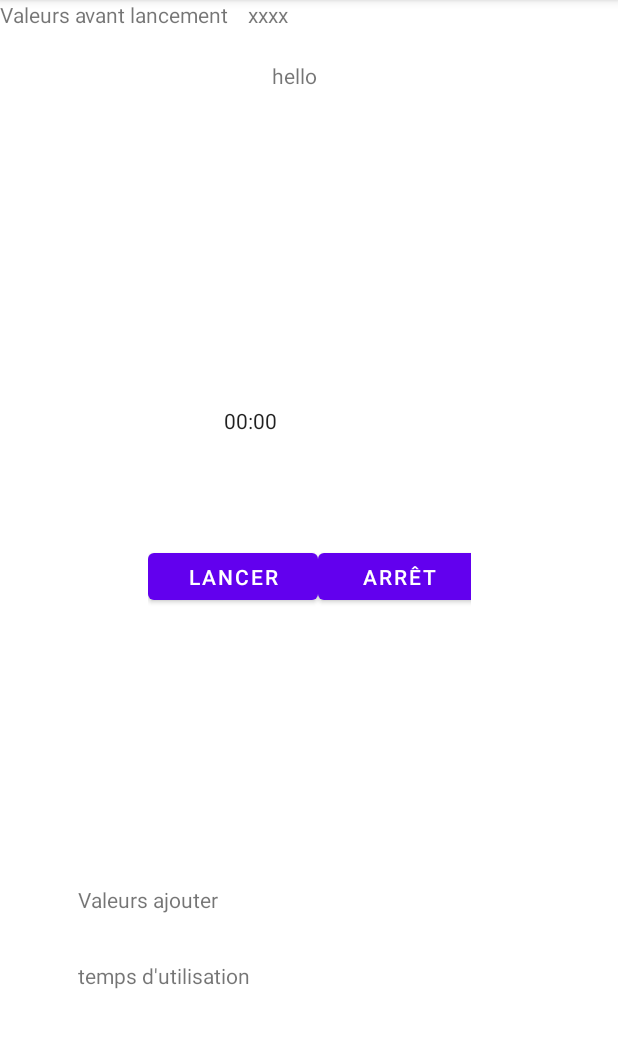
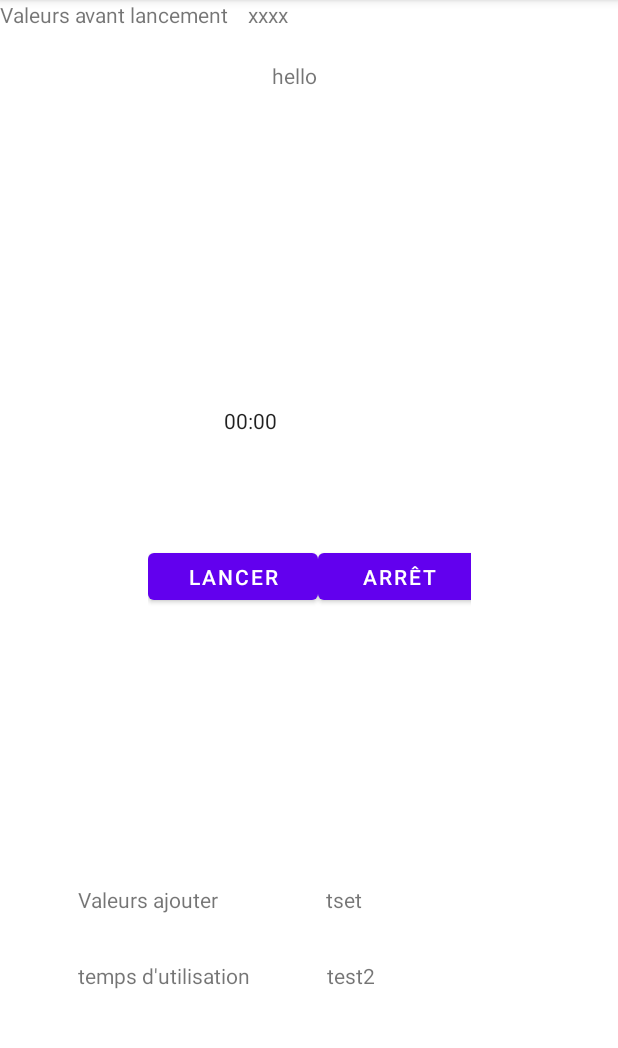
Before and after one commit to CBarneron/android_studio, an Android app: the screen it shows after launch (MainActivity), on a phone screen of 412 x 824 dp, the part 84-1132 px from its top. Run offline under Robolectric (Android 15) with nearby library versions, the phone set to English and light mode, and no system bars.

Commit message:
avancement 24/03 fin de journée 2

```diff
--- a/app/src/main/res/layout/activity_main.xml
+++ b/app/src/main/res/layout/activity_main.xml
@@ -61,7 +61,7 @@
         app:layout_constraintVertical_bias="0.054" />
 
     <LinearLayout
-        android:layout_width="284dp"
+        android:layout_width="268dp"
         android:layout_height="51dp"
         android:orientation="horizontal"
         tools:ignore="MissingConstraints"
@@ -77,7 +77,7 @@
 
         <TextView
             android:id="@+id/time0"
-            android:layout_width="113dp"
+            android:layout_width="125dp"
             android:layout_height="match_parent"
             android:text="xxxx" />
 
@@ -102,10 +102,12 @@
             android:text="Valeurs ajouter"
 
             />
+
         <TextView
             android:id="@+id/time1"
-            android:layout_width="wrap_content"
-            android:layout_height="wrap_content"/>
+            android:layout_width="119dp"
+            android:layout_height="match_parent"
+            android:text="tset"/>
     </LinearLayout>
 
     <LinearLayout
@@ -127,10 +129,12 @@
             android:text="temps d'utilisation"
 
             />
+
         <TextView
             android:id="@+id/time2"
-            android:layout_width="wrap_content"
-            android:layout_height="wrap_content"/>
+            android:layout_width="137dp"
+            android:layout_height="match_parent"
+            android:text="test2" />
     </LinearLayout>
 
 
```
